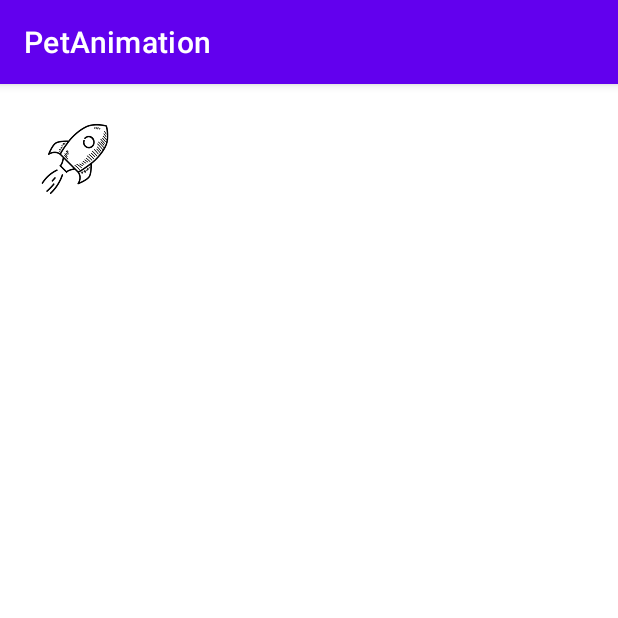
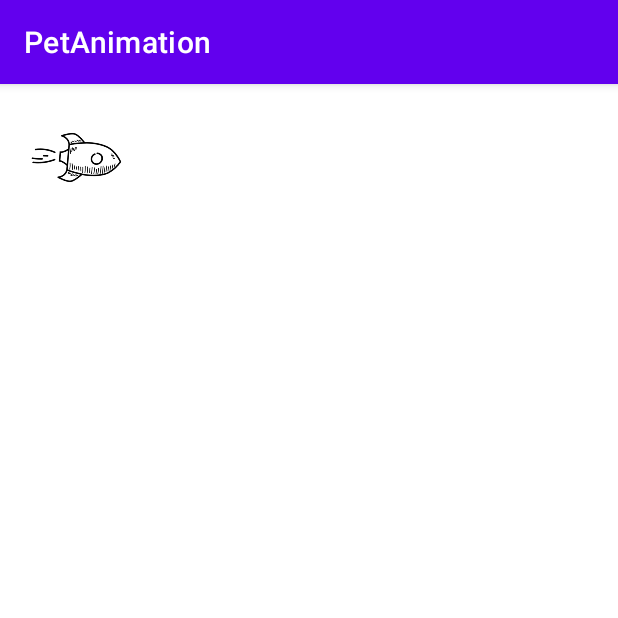
Before and after one commit to Anton-SP/PetAnimation, an Android app: the screen it shows after launch (MainActivity), on a phone screen of 412 x 824 dp, the top half of it. Run offline under Robolectric (Android 15) with nearby library versions, the phone set to English and light mode, and no system bars.

Commit message:
use motion layout

```diff
--- a/app/src/main/res/layout/activity_main.xml
+++ b/app/src/main/res/layout/activity_main.xml
@@ -1,9 +1,10 @@
 <?xml version="1.0" encoding="utf-8"?>
-<androidx.constraintlayout.widget.ConstraintLayout xmlns:android="http://schemas.android.com/apk/res/android"
+<androidx.constraintlayout.motion.widget.MotionLayout xmlns:android="http://schemas.android.com/apk/res/android"
     xmlns:app="http://schemas.android.com/apk/res-auto"
     xmlns:tools="http://schemas.android.com/tools"
     android:layout_width="match_parent"
     android:layout_height="match_parent"
+    app:layoutDescription="@xml/activity_main_scene"
     tools:context=".MainActivity">
 
 
@@ -11,11 +12,9 @@
             android:id="@+id/rocket"
             android:layout_width="100dp"
             android:layout_height="100dp"
+            app:layout_constraintTop_toTopOf="parent"
             app:srcCompat="@drawable/rocket"
-            app:layout_constraintTop_toTopOf="parent"
-            app:layout_constraintStart_toStartOf="parent"/>
+            tools:layout_editor_absoluteX="156dp" />
 
 
-
-
-</androidx.constraintlayout.widget.ConstraintLayout>
+</androidx.constraintlayout.motion.widget.MotionLayout>
--- /dev/null
+++ b/app/src/main/res/xml/activity_main_scene.xml
@@ -0,0 +1,47 @@
+<?xml version="1.0" encoding="utf-8"?>
+<MotionScene
+    xmlns:android="http://schemas.android.com/apk/res/android"
+    xmlns:motion="http://schemas.android.com/apk/res-auto">
+
+    <Transition
+        motion:constraintSetEnd="@id/end"
+        motion:constraintSetStart="@id/start"
+        motion:duration="5000">
+       <KeyFrameSet>
+           <KeyPosition
+               motion:motionTarget="@+id/rocket"
+               motion:framePosition="10"
+               motion:keyPositionType="parentRelative"
+               motion:percentX="0.3" />
+           <KeyPosition
+               motion:motionTarget="@+id/rocket"
+               motion:framePosition="50"
+               motion:keyPositionType="parentRelative"
+               motion:percentX="0" />
+       </KeyFrameSet>
+        <OnClick />
+        <OnClick motion:targetId="@+id/rocket" />
+    </Transition>
+
+    <ConstraintSet android:id="@+id/start">
+        <Constraint
+            android:id="@+id/rocket"
+            android:layout_width="100dp"
+            android:layout_height="100dp"
+            motion:layout_constraintTop_toTopOf="parent"
+            motion:layout_constraintStart_toStartOf="parent"
+            android:rotation="50" />
+    </ConstraintSet>
+
+    <ConstraintSet android:id="@+id/end">
+        <Constraint
+            android:layout_width="100dp"
+            android:layout_height="100dp"
+            android:id="@+id/rocket"
+            motion:layout_constraintEnd_toEndOf="parent"
+            motion:layout_constraintBottom_toBottomOf="parent"
+            android:rotationX="-3"
+            android:rotationY="-4"
+            android:rotation="100" />
+    </ConstraintSet>
+</MotionScene>
```
Also changed, not shown: app/src/main/java/com/example/petanimation/MainActivity.kt (+1 -50 lines).
